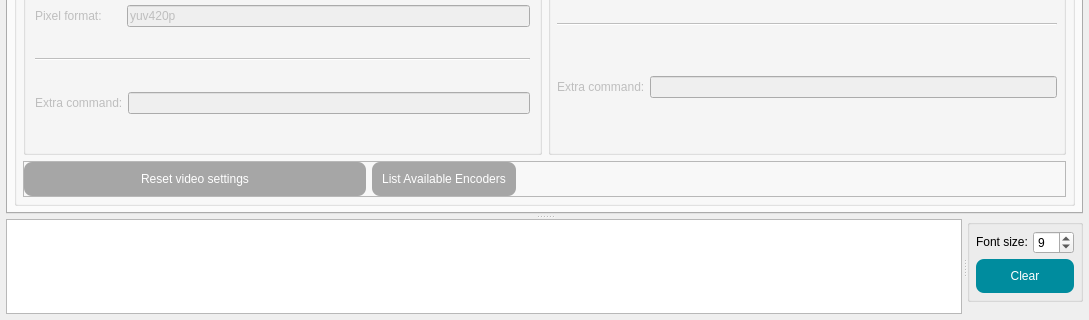
Qt form SRC/Waifu2x-Extension-QT/mainwindow.ui (AaronFeng753/Waifu2x-Extension-GUI) before a commit; both pictures show x 0 to 1089 and y 405 to 725 of the 1089 by 725 pixel window.
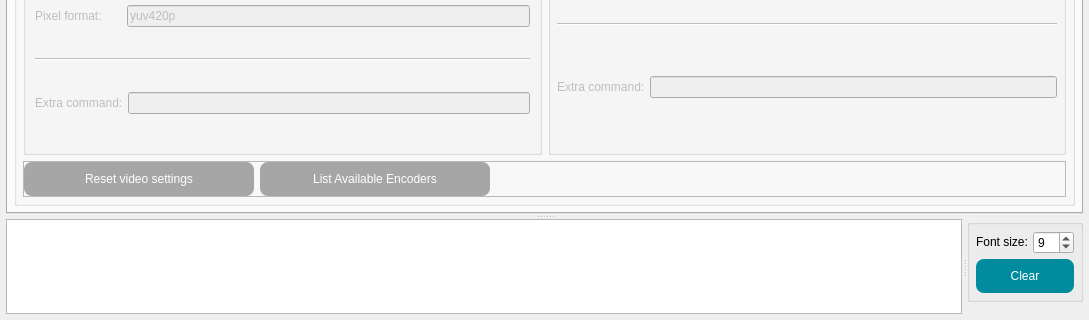
The same form after that commit. The open tabs and pages were chosen to show the change. Icons and pictures are not drawn.

```diff
--- a/SRC/Waifu2x-Extension-QT/mainwindow.ui
+++ b/SRC/Waifu2x-Extension-QT/mainwindow.ui
@@ -6881,7 +6881,7 @@
               <property name="frameShadow">
                <enum>QFrame::Raised</enum>
               </property>
-              <layout class="QGridLayout" name="gridLayout_60" columnstretch="20,0,0">
+              <layout class="QGridLayout" name="gridLayout_60" columnstretch="2,2,5">
                <property name="leftMargin">
                 <number>0</number>
                </property>
@@ -6896,6 +6896,12 @@
                </property>
                <item row="0" column="0">
                 <widget class="QPushButton" name="pushButton_ResetVideoSettings">
+                 <property name="sizePolicy">
+                  <sizepolicy hsizetype="Preferred" vsizetype="Fixed">
+                   <horstretch>0</horstretch>
+                   <verstretch>0</verstretch>
+                  </sizepolicy>
+                 </property>
                  <property name="toolTip">
                   <string>Reset video settings</string>
                  </property>
@@ -6936,6 +6942,12 @@
                </item>
                <item row="0" column="1">
                 <widget class="QPushButton" name="pushButton_encodersList">
+                 <property name="sizePolicy">
+                  <sizepolicy hsizetype="Preferred" vsizetype="Fixed">
+                   <horstretch>0</horstretch>
+                   <verstretch>0</verstretch>
+                  </sizepolicy>
+                 </property>
                  <property name="styleSheet">
                   <string notr="true">QPushButton{
 background-color: rgb(52, 152, 219);
```
